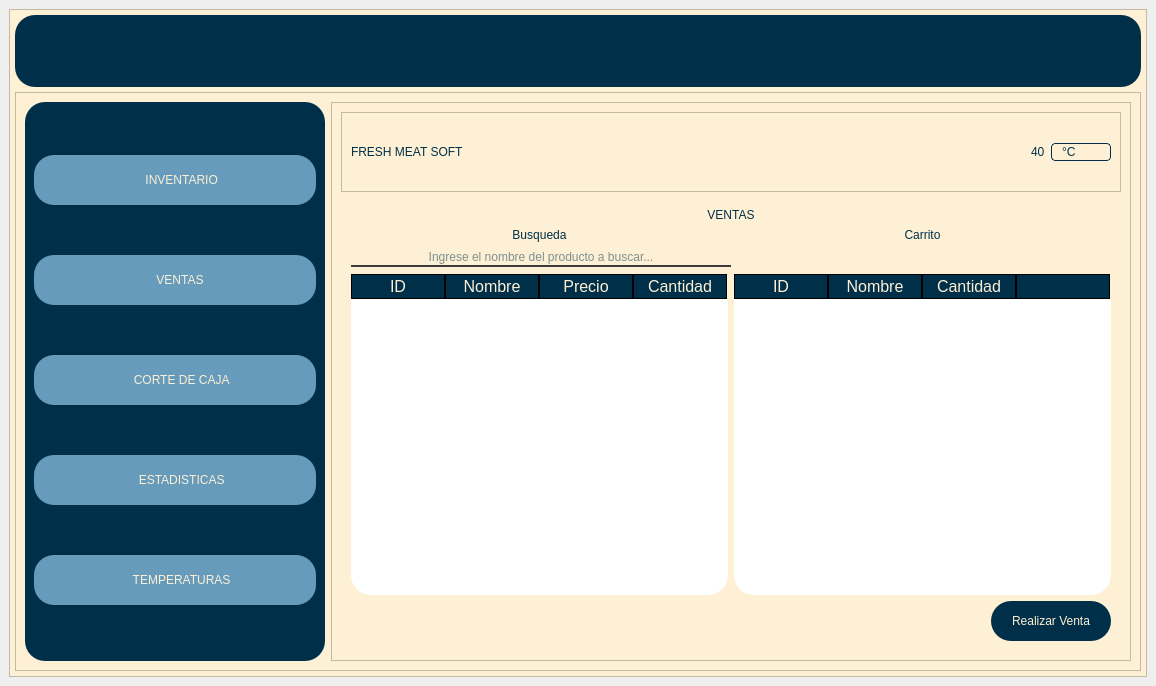
Before: the Qt Designer form carniceria.ui in CarlosEOrt/freshMeatSoft, drawn with Qt 5.
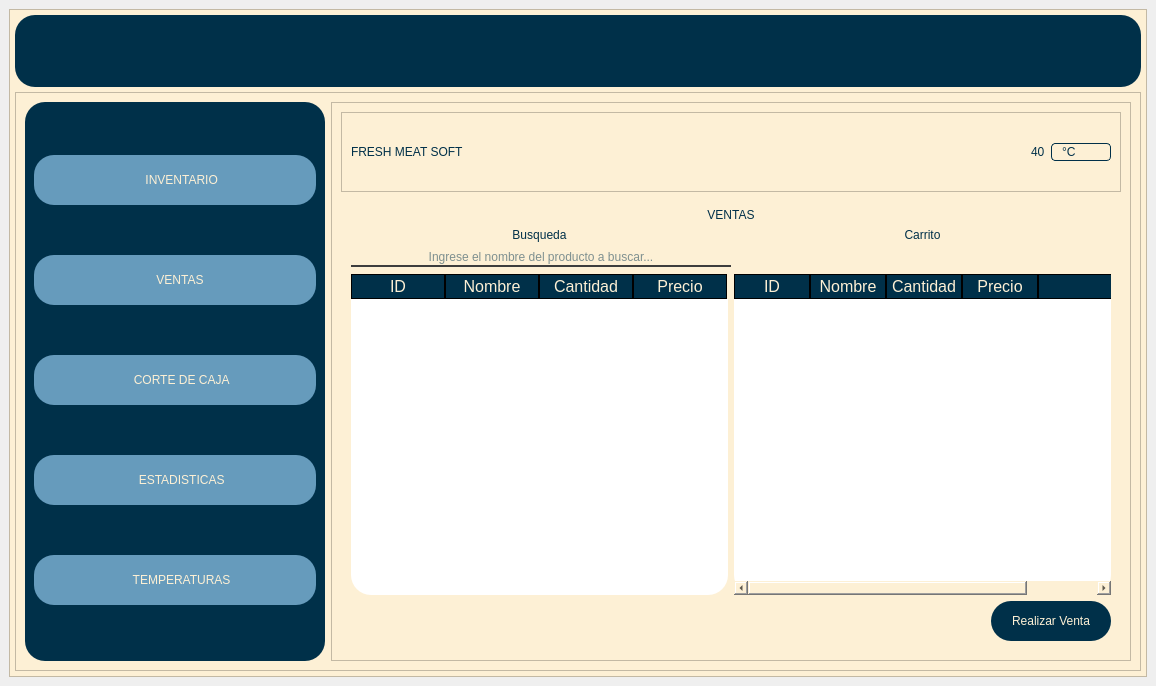
After: the same form once the commit is applied. Icons and pictures are not drawn.

Diff of the .ui file:
```diff
--- a/carniceria.ui
+++ b/carniceria.ui
@@ -2636,12 +2636,12 @@
                         </column>
                         <column>
                          <property name="text">
-                          <string>Precio</string>
+                          <string>Cantidad</string>
                          </property>
                         </column>
                         <column>
                          <property name="text">
-                          <string>Cantidad</string>
+                          <string>Precio</string>
                          </property>
                         </column>
                        </widget>
@@ -2649,7 +2649,7 @@
                       <item>
                        <widget class="QTableWidget" name="tabla_carrito">
                         <attribute name="horizontalHeaderDefaultSectionSize">
-                         <number>94</number>
+                         <number>76</number>
                         </attribute>
                         <column>
                          <property name="text">
@@ -2666,6 +2666,11 @@
                           <string>Cantidad</string>
                          </property>
                         </column>
+                        <column>
+                         <property name="text">
+                          <string>Precio</string>
+                         </property>
+                        </column>
                         <column>
                          <property name="text">
                           <string/>
```
